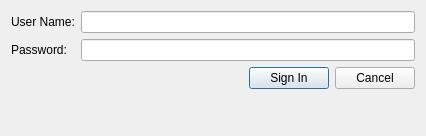
Before: the Qt Designer form rave/security/loginform.ui in pgathogo/raven, drawn with Qt 5.
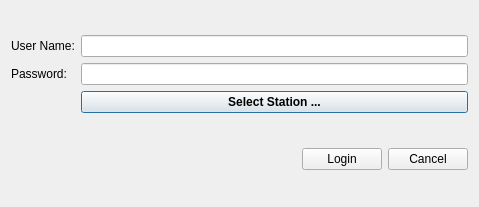
After: the same form once the commit is applied.

Diff of the .ui file:
```diff
--- a/rave/security/loginform.ui
+++ b/rave/security/loginform.ui
@@ -6,8 +6,8 @@
    <rect>
     <x>0</x>
     <y>0</y>
-    <width>426</width>
-    <height>136</height>
+    <width>479</width>
+    <height>207</height>
    </rect>
   </property>
   <property name="windowTitle">
@@ -18,7 +18,10 @@
     <layout class="QVBoxLayout" name="vlNotice"/>
    </item>
    <item>
-    <layout class="QGridLayout" name="gridLayout">
+    <layout class="QGridLayout" name="gridLayout" rowminimumheight="0,0,0,5">
+     <item row="0" column="1">
+      <widget class="QLineEdit" name="edtUsername"/>
+     </item>
      <item row="0" column="0">
       <widget class="QLabel" name="label">
        <property name="text">
@@ -26,16 +29,6 @@
        </property>
       </widget>
      </item>
-     <item row="0" column="1">
-      <widget class="QLineEdit" name="edtUsername"/>
-     </item>
-     <item row="1" column="0">
-      <widget class="QLabel" name="label_2">
-       <property name="text">
-        <string>Password:</string>
-       </property>
-      </widget>
-     </item>
      <item row="1" column="1">
       <widget class="QLineEdit" name="edtPassword">
        <property name="echoMode">
@@ -43,6 +36,25 @@
        </property>
       </widget>
      </item>
+     <item row="1" column="0">
+      <widget class="QLabel" name="label_2">
+       <property name="text">
+        <string>Password:</string>
+       </property>
+      </widget>
+     </item>
+     <item row="2" column="1">
+      <widget class="QPushButton" name="btnSelect">
+       <property name="font">
+        <font>
+         <bold>true</bold>
+        </font>
+       </property>
+       <property name="text">
+        <string>Select Station ...</string>
+       </property>
+      </widget>
+     </item>
     </layout>
    </item>
    <item>
@@ -63,7 +75,7 @@
      <item>
       <widget class="QPushButton" name="btnSignIn">
        <property name="text">
-        <string>Sign In</string>
+        <string>Login</string>
        </property>
       </widget>
      </item>
@@ -76,19 +88,6 @@
      </item>
     </layout>
    </item>
-   <item>
-    <spacer name="verticalSpacer">
-     <property name="orientation">
-      <enum>Qt::Vertical</enum>
-     </property>
-     <property name="sizeHint" stdset="0">
-      <size>
-       <width>20</width>
-       <height>40</height>
-      </size>
-     </property>
-    </spacer>
-   </item>
   </layout>
  </widget>
  <resources/>
```
Left out of the diff: 8 changed lines with no effect on the pictures.
